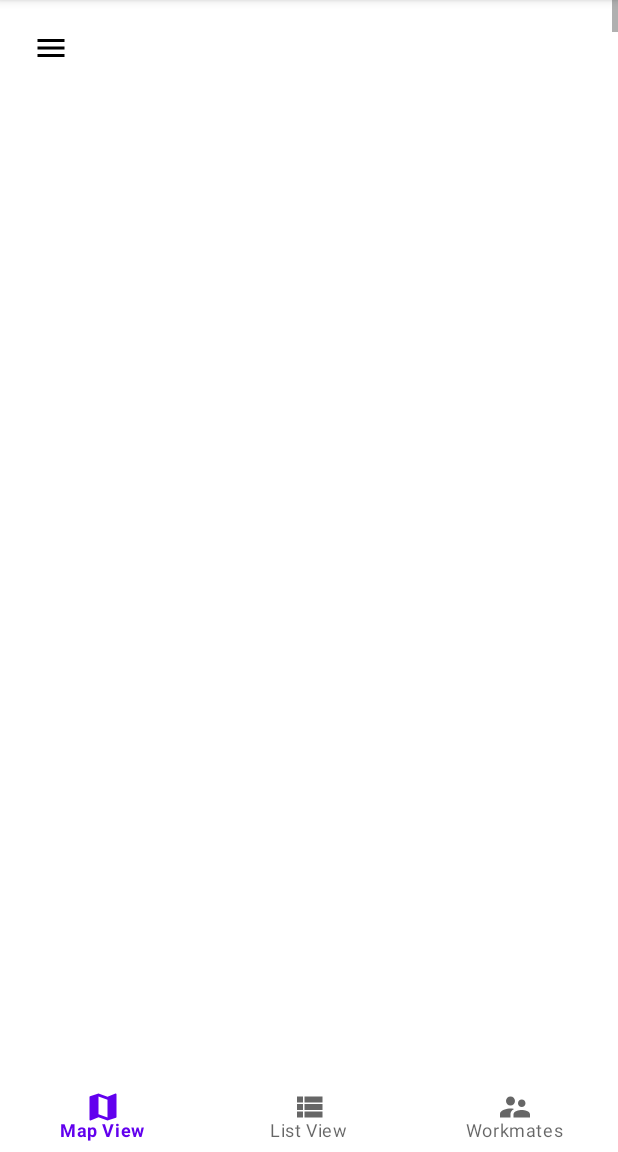
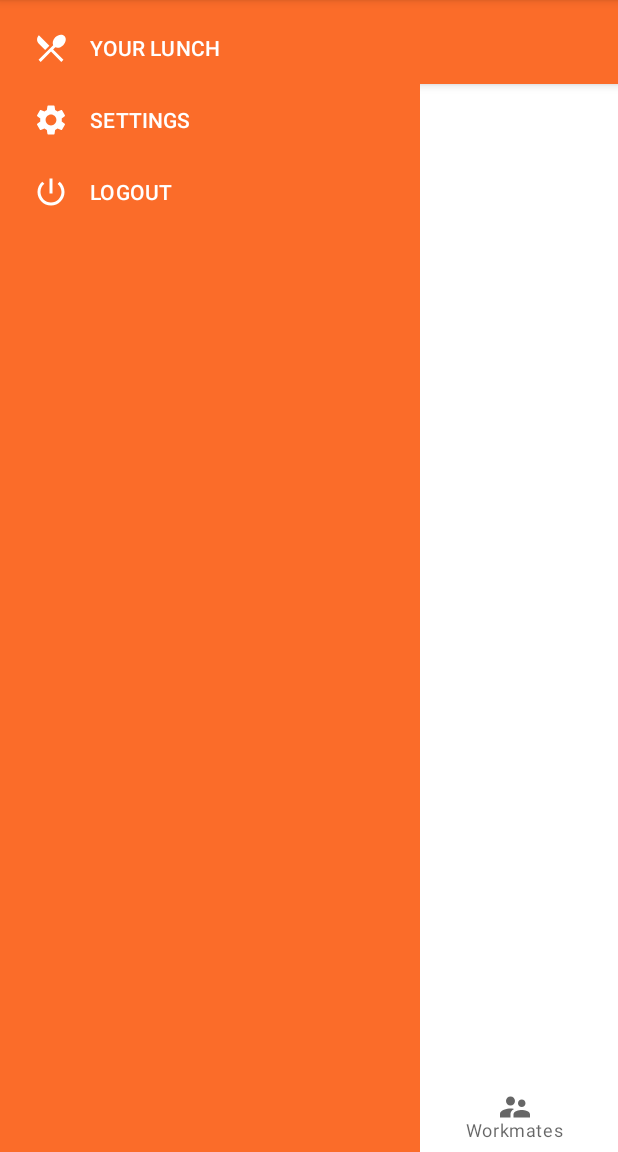
Before and after one commit to ThibaultGvl/Go4Lunch, an Android app: the MainActivity screen opened directly, with no data from a screen before it, on a phone screen of 412 x 824 dp, the part 84-1236 px from its top. Run offline under Robolectric (Android 15) with nearby library versions, the phone set to English and light mode, and no system bars.

Commit message:
Go4Lunch

```diff
--- a/app/src/main/java/com/example/go4lunch/ui/MainActivity.java
+++ b/app/src/main/java/com/example/go4lunch/ui/MainActivity.java
@@ -1,5 +1,6 @@
 package com.example.go4lunch.ui;
 
+import androidx.annotation.NonNull;
 import androidx.appcompat.app.AppCompatActivity;
 import androidx.fragment.app.Fragment;
 import androidx.fragment.app.FragmentManager;
@@ -14,14 +15,16 @@ import com.example.go4lunch.R;
 import com.example.go4lunch.databinding.ActivityMainBinding;
 import com.example.go4lunch.model.Restaurant;
 import com.google.android.material.bottomnavigation.BottomNavigationView;
+import com.google.android.material.navigation.NavigationView;
 
-public class MainActivity extends AppCompatActivity {
+public class MainActivity extends AppCompatActivity implements NavigationView.OnNavigationItemSelectedListener {
 
     private ActivityMainBinding binding;
     private Fragment mapsFragment;
     private Fragment restaurantFragment;
     private Fragment userFragment;
     private BottomNavigationView bottomNavigationView;
+    private NavigationView navigationView;
 
     private static final int MAPS_FRAGMENT = 0;
     private static final int RESTAURANT_FRAGMENT = 1;
@@ -33,6 +36,7 @@ public class MainActivity extends AppCompatActivity {
         binding = ActivityMainBinding.inflate(getLayoutInflater());
         View view = binding.getRoot();
         this.configureBottomView();
+        this.configureNavigationView();
         setContentView(view);
     }
 
@@ -94,4 +98,13 @@ public class MainActivity extends AppCompatActivity {
         this.bottomNavigationView = binding.navBottomBar;
         this.bottomNavigationView.setOnNavigationItemSelectedListener(this::onNavigationBottomItemSelected);
     }
+
+    private void configureNavigationView() {
+        this.navigationView = (NavigationView) binding.navView;
+        this.navigationView.setNavigationItemSelectedListener(this);
+    }
+    @Override
+    public boolean onNavigationItemSelected(@NonNull MenuItem item) {
+        return false;
+    }
 }
--- /dev/null
+++ b/app/src/main/res/drawable/ic_baseline_power_settings_new_24.xml
@@ -0,0 +1,5 @@
+<vector android:autoMirrored="true" android:height="24dp"
+    android:tint="#FFFFFF" android:viewportHeight="24"
+    android:viewportWidth="24" android:width="24dp" xmlns:android="http://schemas.android.com/apk/res/android">
+    <path android:fillColor="@android:color/white" android:pathData="M13,3h-2v10h2L13,3zM17.83,5.17l-1.42,1.42C17.99,7.86 19,9.81 19,12c0,3.87 -3.13,7 -7,7s-7,-3.13 -7,-7c0,-2.19 1.01,-4.14 2.58,-5.42L6.17,5.17C4.23,6.82 3,9.26 3,12c0,4.97 4.03,9 9,9s9,-4.03 9,-9c0,-2.74 -1.23,-5.18 -3.17,-6.83z"/>
+</vector>
--- /dev/null
+++ b/app/src/main/res/drawable/ic_baseline_restaurant_menu_24.xml
@@ -0,0 +1,5 @@
+<vector android:autoMirrored="true" android:height="24dp"
+    android:tint="#FFFFFF" android:viewportHeight="24"
+    android:viewportWidth="24" android:width="24dp" xmlns:android="http://schemas.android.com/apk/res/android">
+    <path android:fillColor="@android:color/white" android:pathData="M8.1,13.34l2.83,-2.83L3.91,3.5c-1.56,1.56 -1.56,4.09 0,5.66l4.19,4.18zM14.88,11.53c1.53,0.71 3.68,0.21 5.27,-1.38 1.91,-1.91 2.28,-4.65 0.81,-6.12 -1.46,-1.46 -4.2,-1.1 -6.12,0.81 -1.59,1.59 -2.09,3.74 -1.38,5.27L3.7,19.87l1.41,1.41L12,14.41l6.88,6.88 1.41,-1.41L13.41,13l1.47,-1.47z"/>
+</vector>
--- /dev/null
+++ b/app/src/main/res/drawable/ic_baseline_settings_24.xml
@@ -0,0 +1,5 @@
+<vector android:autoMirrored="true" android:height="24dp"
+    android:tint="#FFFFFF" android:viewportHeight="24"
+    android:viewportWidth="24" android:width="24dp" xmlns:android="http://schemas.android.com/apk/res/android">
+    <path android:fillColor="@android:color/white" android:pathData="M19.14,12.94c0.04,-0.3 0.06,-0.61 0.06,-0.94c0,-0.32 -0.02,-0.64 -0.07,-0.94l2.03,-1.58c0.18,-0.14 0.23,-0.41 0.12,-0.61l-1.92,-3.32c-0.12,-0.22 -0.37,-0.29 -0.59,-0.22l-2.39,0.96c-0.5,-0.38 -1.03,-0.7 -1.62,-0.94L14.4,2.81c-0.04,-0.24 -0.24,-0.41 -0.48,-0.41h-3.84c-0.24,0 -0.43,0.17 -0.47,0.41L9.25,5.35C8.66,5.59 8.12,5.92 7.63,6.29L5.24,5.33c-0.22,-0.08 -0.47,0 -0.59,0.22L2.74,8.87C2.62,9.08 2.66,9.34 2.86,9.48l2.03,1.58C4.84,11.36 4.8,11.69 4.8,12s0.02,0.64 0.07,0.94l-2.03,1.58c-0.18,0.14 -0.23,0.41 -0.12,0.61l1.92,3.32c0.12,0.22 0.37,0.29 0.59,0.22l2.39,-0.96c0.5,0.38 1.03,0.7 1.62,0.94l0.36,2.54c0.05,0.24 0.24,0.41 0.48,0.41h3.84c0.24,0 0.44,-0.17 0.47,-0.41l0.36,-2.54c0.59,-0.24 1.13,-0.56 1.62,-0.94l2.39,0.96c0.22,0.08 0.47,0 0.59,-0.22l1.92,-3.32c0.12,-0.22 0.07,-0.47 -0.12,-0.61L19.14,12.94zM12,15.6c-1.98,0 -3.6,-1.62 -3.6,-3.6s1.62,-3.6 3.6,-3.6s3.6,1.62 3.6,3.6S13.98,15.6 12,15.6z"/>
+</vector>
--- a/app/src/main/res/drawable/side_nav_bar.xml
+++ /dev/null
@@ -1,9 +0,0 @@
-<shape xmlns:android="http://schemas.android.com/apk/res/android"
-    android:shape="rectangle">
-    <gradient
-        android:angle="135"
-        android:centerColor="#009688"
-        android:endColor="#00695C"
-        android:startColor="#4DB6AC"
-        android:type="linear" />
-</shape>
--- a/app/src/main/res/layout/activity_main.xml
+++ b/app/src/main/res/layout/activity_main.xml
@@ -6,20 +6,37 @@
     android:layout_height="match_parent"
     tools:context=".ui.MainActivity">
 
-    <RelativeLayout
+    <com.google.android.material.appbar.AppBarLayout
         android:id="@+id/appbar"
         android:layout_width="match_parent"
-        android:layout_height="@dimen/appbar_margin"
+        android:layout_height="wrap_content"
         app:layout_constraintStart_toStartOf="parent"
-        app:layout_constraintTop_toTopOf="parent"
-        app:layout_constraintEnd_toEndOf="parent">
+        app:layout_constraintEnd_toEndOf="parent"
+        app:layout_constraintTop_toTopOf="parent">
 
-        <com.google.android.material.navigation.NavigationView
-            android:id="@+id/appbar_nav"
+        <androidx.appcompat.widget.Toolbar
+            android:id="@+id/toolbar"
             android:layout_width="match_parent"
-            android:layout_height="match_parent"
-            app:menu="@menu/appbar_menu"/>
-    </RelativeLayout>
+            android:layout_height="?attr/actionBarSize"
+            android:background="@color/primary_color">
+
+            <ImageButton
+                android:layout_width="wrap_content"
+                android:layout_height="wrap_content"
+                android:src="@drawable/ic_baseline_menu_24"/>
+
+            <TextView
+                android:layout_width="wrap_content"
+                android:layout_height="wrap_content"
+                android:text="@string/default_banner"/>
+
+            <ImageButton
+                android:layout_width="wrap_content"
+                android:layout_height="wrap_content"
+                android:src="@drawable/ic_baseline_search_24"/>
+        </androidx.appcompat.widget.Toolbar>
+
+    </com.google.android.material.appbar.AppBarLayout>
 
     <FrameLayout
         android:id="@+id/main_fragment"
@@ -29,14 +46,28 @@
     <RelativeLayout
         android:id="@+id/bottom_bar"
         android:layout_width="match_parent"
-        android:layout_height="@dimen/appbar_margin"
+        android:layout_height="@dimen/bottom_bar_height"
         app:layout_constraintBottom_toBottomOf="parent"
         app:layout_constraintStart_toStartOf="parent"
         app:layout_constraintEnd_toEndOf="parent">
-    <com.google.android.material.bottomnavigation.BottomNavigationView
-        android:layout_width="match_parent"
+
+        <com.google.android.material.bottomnavigation.BottomNavigationView
+            android:id="@+id/nav_bottom_bar"
+            android:layout_width="match_parent"
+            android:layout_height="match_parent"
+            app:menu="@menu/bottom_nav"/>
+    </RelativeLayout>
+
+    <com.google.android.material.navigation.NavigationView
+        android:id="@+id/nav_view"
+        android:layout_width="wrap_content"
         android:layout_height="match_parent"
-        android:id="@+id/nav_bottom_bar"
-        app:menu="@menu/bottom_nav"/>
-    </RelativeLayout>
+        android:background="@color/primary_color"
+        android:layout_gravity="start"
+        app:menu="@menu/navigation_drawer_menu"
+        app:itemTextColor="@color/white"
+        app:itemIconTint="@color/white"
+        android:fitsSystemWindows="true"
+        app:layout_constraintStart_toStartOf="parent"/>
+
 </androidx.constraintlayout.widget.ConstraintLayout>
--- /dev/null
+++ b/app/src/main/res/layout/activity_nav_header.xml
@@ -0,0 +1,12 @@
+<?xml version="1.0" encoding="utf-8"?>
+<LinearLayout
+    xmlns:android="http://schemas.android.com/apk/res/android" android:layout_width="match_parent"
+    android:layout_height="match_parent" android:background="@drawable/go4lunch_background">
+
+    <TextView
+        android:layout_width="wrap_content"
+        android:layout_height="wrap_content"
+        android:text="@string/app_name"/>
+
+
+</LinearLayout>
--- a/app/src/main/res/menu/appbar_menu.xml
+++ /dev/null
@@ -1,13 +0,0 @@
-<?xml version="1.0" encoding="utf-8"?>
-<menu xmlns:android="http://schemas.android.com/apk/res/android">
-
-    <item
-        android:id="@+id/expanded_menu"
-        android:icon="@drawable/ic_baseline_menu_24"
-        android:title="" />
-
-    <item
-        android:id="@+id/search_bar"
-        android:icon="@drawable/ic_baseline_search_24"
-        android:title=""/>
-</menu>
--- /dev/null
+++ b/app/src/main/res/menu/navigation_drawer_menu.xml
@@ -0,0 +1,17 @@
+<?xml version="1.0" encoding="utf-8"?>
+<menu xmlns:android="http://schemas.android.com/apk/res/android">
+
+    <item
+        android:id="@+id/your_lunch"
+        android:title="@string/your_lunch"
+        android:icon="@drawable/ic_baseline_restaurant_menu_24"/>
+    <item
+        android:id="@+id/settings"
+        android:title="@string/settings"
+        android:icon="@drawable/ic_baseline_settings_24"/>
+
+    <item
+        android:id="@+id/logout"
+        android:title="@string/logout"
+        android:icon="@drawable/ic_baseline_power_settings_new_24"/>
+</menu>
--- a/app/src/main/res/values/colors.xml
+++ b/app/src/main/res/values/colors.xml
@@ -7,4 +7,5 @@
     <color name="teal_700">#FF018786</color>
     <color name="black">#FF000000</color>
     <color name="white">#FFFFFFFF</color>
+    <color name="primary_color">#FB6C29</color>
 </resources>
--- a/app/src/main/res/values/dimens.xml
+++ b/app/src/main/res/values/dimens.xml
@@ -6,5 +6,5 @@
     <dimen name="nav_header_height">176dp</dimen>
     <dimen name="fab_margin">16dp</dimen>
     <dimen name="text_margin">16dp</dimen>
-    <dimen name="appbar_margin">50dp</dimen>
+    <dimen name="bottom_bar_height">50dp</dimen>
 </resources>
--- a/app/src/main/res/values/strings.xml
+++ b/app/src/main/res/values/strings.xml
@@ -17,4 +17,8 @@
     <string name="map_view">Map View</string>
     <string name="list_view">List View</string>
     <string name="workmates">Workmates</string>
+    <string name="your_lunch">YOUR LUNCH</string>
+    <string name="settings">SETTINGS</string>
+    <string name="logout">LOGOUT</string>
+    <string name="default_banner">I\'M HUNGRY</string>
 </resources>
```
